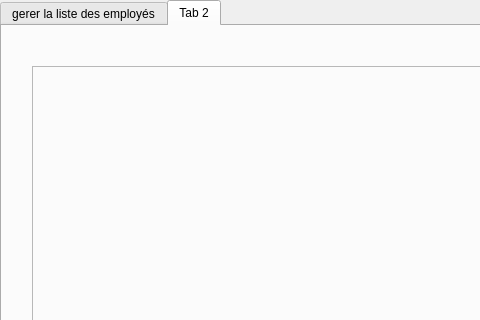
azizjazzar/Projet, file mainwindow.ui: the form before one commit; both pictures show x 0 to 480 and y 0 to 320 of the 987 by 585 pixel window.
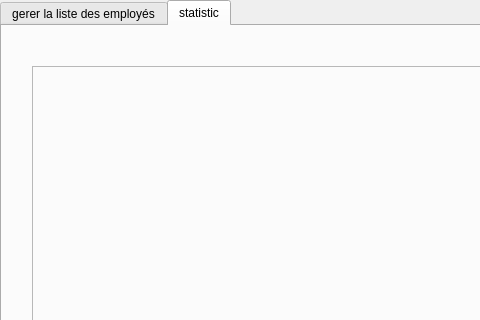
The form after the commit.

The edit to the form file:
```diff
--- a/mainwindow.ui
+++ b/mainwindow.ui
@@ -686,7 +686,7 @@
     </widget>
     <widget class="QWidget" name="tab_2">
      <attribute name="title">
-      <string>Tab 2</string>
+      <string>statistic</string>
      </attribute>
      <widget class="QPushButton" name="pushButton_2">
       <property name="geometry">
```
